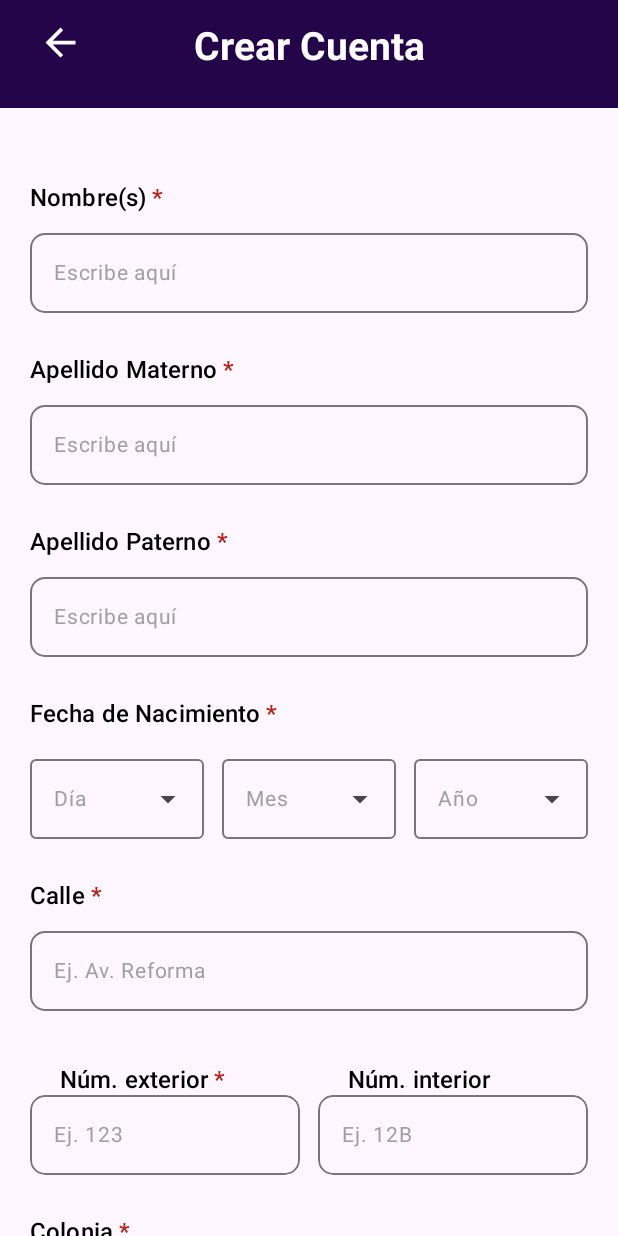
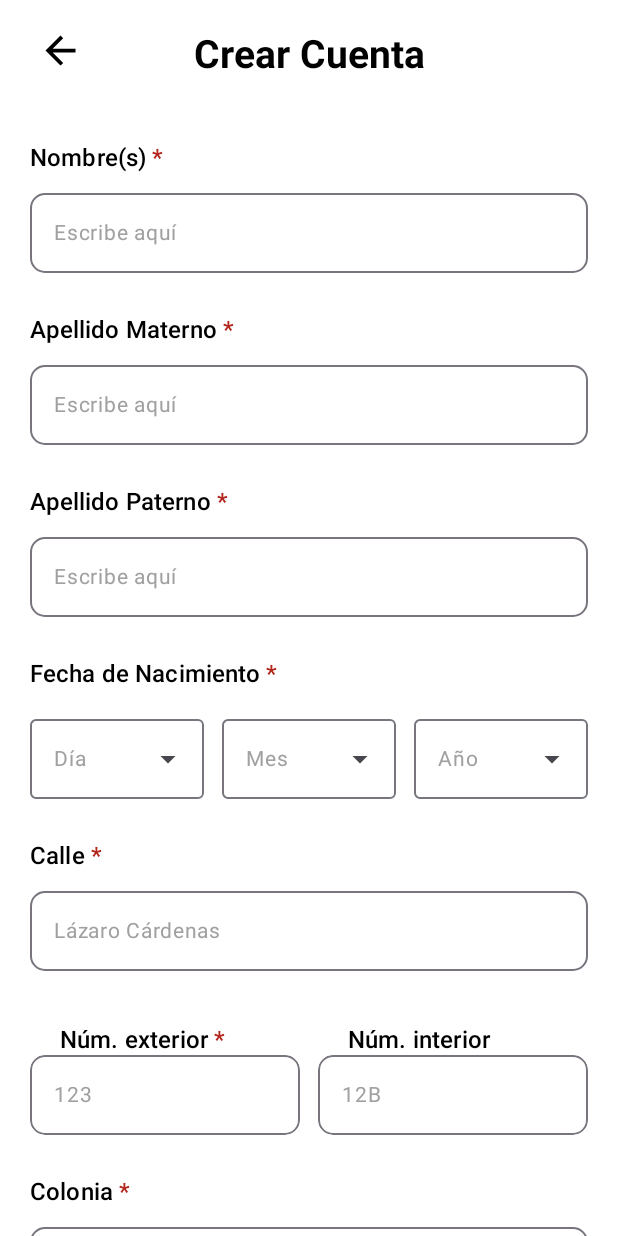
Before and after one commit to FernandaPat/BeneficioApp, an Android app built with Jetpack Compose: the @Preview function CrearCuentaPreview, on a phone screen of 412 x 824 dp. Run offline under Robolectric (Android 15) with nearby library versions, the phone set to English and light mode, and no system bars.

Commit message:
Add tarjeta selection and folio input to account creation
Introduced UI for users to indicate if they have a physical card and, if so, enter its folio number during account creation. Updated placeholder texts for address fields to more relevant examples. Improved visual styling for top bar and text elements to use a white background and black text for better contrast and consistency. Added navigation link for users who already have an account.

```diff
--- a/app/src/main/java/mx/mfpp/beneficioapp/view/Crear_Cuenta.kt
+++ b/app/src/main/java/mx/mfpp/beneficioapp/view/Crear_Cuenta.kt
@@ -1,5 +1,6 @@
 package mx.mfpp.beneficioapp.view
 
+import androidx.compose.foundation.background
 import androidx.compose.foundation.layout.Arrangement
 import androidx.compose.foundation.layout.Column
 import androidx.compose.foundation.layout.Row
@@ -8,6 +9,7 @@ import androidx.compose.foundation.layout.fillMaxWidth
 import androidx.compose.foundation.layout.height
 import androidx.compose.foundation.layout.imePadding
 import androidx.compose.foundation.layout.padding
+import androidx.compose.foundation.layout.size
 import androidx.compose.foundation.layout.width
 import androidx.compose.foundation.rememberScrollState
 import androidx.compose.foundation.shape.RoundedCornerShape
@@ -52,6 +54,12 @@ import mx.mfpp.beneficioapp.model.Direccion
 import androidx.compose.ui.text.SpanStyle
 import androidx.compose.ui.text.buildAnnotatedString
 import androidx.compose.ui.text.withStyle
+import androidx.compose.foundation.border
+import androidx.compose.foundation.clickable
+import androidx.compose.foundation.layout.Box
+import androidx.compose.foundation.layout.Spacer
+import androidx.compose.material.icons.filled.Check
+import androidx.compose.ui.text.style.TextDecoration
 
 
 @Composable
@@ -60,16 +68,19 @@ fun Crear_Cuenta(navController: NavController, modifier: Modifier = Modifier) {
     var dia by rememberSaveable { mutableStateOf<Int?>(null) }
     var direccion by remember { mutableStateOf(Direccion()) }
     var password by rememberSaveable { mutableStateOf("") }
+    var tieneTarjeta by rememberSaveable { mutableStateOf<Boolean?>(null) }
+    var folio by rememberSaveable { mutableStateOf("") }
     Scaffold(
         topBar = { ArrowTopBar(navController, "Crear Cuenta") },
     ) { paddingValues ->
         Column(
             modifier = modifier
                 .fillMaxSize()
+                .background(Color.White)
                 .verticalScroll(scrollState)
                 .imePadding()
                 .padding(paddingValues)
-                .padding(top = 30.dp)
+                .padding(top = 3.dp)
         ) {
             Etiqueta("Nombre(s)",true)
             CapturaTexto("Escribe aquí", 30)
@@ -97,6 +108,28 @@ fun Crear_Cuenta(navController: NavController, modifier: Modifier = Modifier) {
             )
             PasswordChecklist(password)
 
+            Etiqueta("¿Cuentas con una tarjeta física?", obligatorio = true)
+            Tarjeta(
+                seleccion = tieneTarjeta,
+                onSelected = { si ->
+                    tieneTarjeta = si
+                    if (!si) folio = ""
+                }
+            )
+
+            if (tieneTarjeta == true) {
+                Etiqueta("Ingresa el número de folio", obligatorio = true)
+                BeneficioOutlinedTextField(
+                    value = folio,
+                    onValueChange = { input -> folio = input.filter { it.isDigit() }.take(16) },
+                    placeholder = "1234 5678 9012 3456",
+                    keyboardOptions = KeyboardOptions(
+                        keyboardType = KeyboardType.Number,
+                        imeAction = ImeAction.Next
+                    )
+
+                )
+            }
             Column(
                 modifier = Modifier
                     .fillMaxWidth()
@@ -105,6 +138,24 @@ fun Crear_Cuenta(navController: NavController, modifier: Modifier = Modifier) {
                 verticalArrangement = Arrangement.Center
             ) {
                 BotonMorado(navController, "Crear Cuenta", Pantalla.RUTA_INICIAR_SESION)
+
+                Spacer(Modifier.height(16.dp))
+
+                Row(
+                    verticalAlignment = Alignment.CenterVertically
+                ) {
+                    Text("¿Ya tienes una cuenta? ", fontSize = 11.sp)
+
+                    Text(
+                        text = "Inicia sesión aquí",
+                        color = MaterialTheme.colorScheme.primary,
+                        textDecoration = TextDecoration.Underline,
+                        fontSize = 11.sp,
+                        modifier = Modifier.clickable {
+                            navController.navigate(Pantalla.RUTA_INICIAR_SESION)
+                        }
+                    )
+                }
             }
         }
     }
@@ -146,7 +197,7 @@ fun SeccionDireccion(
     BeneficioOutlinedTextField(
         value = calle,
         onValueChange = { input -> calle = input.take(60); notify() },
-        placeholder = "Ej. Av. Reforma",
+        placeholder = "Lázaro Cárdenas",
         keyboardOptions = KeyboardOptions(imeAction = ImeAction.Next)
     )
 
@@ -164,7 +215,7 @@ fun SeccionDireccion(
                 onValueChange = { input ->
                     numExt = input.filter { it.isLetterOrDigit() || it == '-' }.take(8); notify()
                 },
-                placeholder = { BeneficioPlaceholder("Ej. 123") },
+                placeholder = { BeneficioPlaceholder("123") },
                 singleLine = true,
                 shape = RoundedCornerShape(10.dp),
                 modifier = Modifier
@@ -181,7 +232,7 @@ fun SeccionDireccion(
                 onValueChange = { input ->
                     numInt = input.filter { it.isLetterOrDigit() || it == '-' }.take(8); notify()
                 },
-                placeholder = { BeneficioPlaceholder("Ej. 12B") },
+                placeholder = { BeneficioPlaceholder("12B") },
                 singleLine = true,
                 shape = RoundedCornerShape(10.dp),
                 modifier = Modifier
@@ -198,7 +249,7 @@ fun SeccionDireccion(
     BeneficioOutlinedTextField(
         value = colonia,
         onValueChange = { input -> colonia = input.take(60); notify() },
-        placeholder = "Ej. Centro",
+        placeholder = "Las Arboledas",
         keyboardOptions = KeyboardOptions(imeAction = ImeAction.Next)
     )
 
@@ -207,7 +258,7 @@ fun SeccionDireccion(
     BeneficioOutlinedTextField(
         value = cp,
         onValueChange = { input -> cp = input.filter { it.isDigit() }.take(5); notify() },
-        placeholder = "Ej. 01000",
+        placeholder = "52900",
         keyboardOptions = KeyboardOptions(keyboardType = KeyboardType.Number, imeAction = ImeAction.Next)
     )
 
@@ -216,7 +267,7 @@ fun SeccionDireccion(
     BeneficioOutlinedTextField(
         value = municipio,
         onValueChange = { input -> municipio = input.take(40); notify() },
-        placeholder = "Ej. Atizapán de Zaragoza",
+        placeholder = "Ciudad López Mateos",
         keyboardOptions = KeyboardOptions(imeAction = ImeAction.Next)
     )
     Etiqueta(texto = "Estado", true)
@@ -226,8 +277,69 @@ fun SeccionDireccion(
             notify()
         }
     )
+}
+@Composable
+fun Tarjeta(
+    seleccion: Boolean?,
+    onSelected: (Boolean) -> Unit,
+    modifier: Modifier = Modifier
+) {
+    Row(
+        modifier = modifier
+            .padding(start = 20.dp, end = 20.dp, top = 8.dp)
+            .fillMaxWidth(),
+        verticalAlignment = Alignment.CenterVertically
+    ) {
+        OpcionPill(text = "Sí", selected = seleccion == true) { onSelected(true) }
+        Spacer(Modifier.width(16.dp))
+        OpcionPill(text = "No", selected = seleccion == false) { onSelected(false) }
+    }
+}
 
+@Composable
+private fun OpcionPill(
+    text: String,
+    selected: Boolean,
+    onClick: () -> Unit
+) {
+    val shape = RoundedCornerShape(12.dp)
+    val bg    = if (selected) MaterialTheme.colorScheme.primary.copy(alpha = 0.12f) else Color(0xFFF5F5F5)
+    val bd    = if (selected) MaterialTheme.colorScheme.primary else Color(0xFFE0E0E0)
+
+    Row(
+        modifier = Modifier
+            .clip(shape)
+            .border(1.dp, bd, shape)
+            .background(bg)
+            .clickable(onClick = onClick)
+            .padding(horizontal = 12.dp, vertical = 8.dp),
+        verticalAlignment = Alignment.CenterVertically
+    ) {
+        Box(
+            modifier = Modifier
+                .size(18.dp)
+                .clip(RoundedCornerShape(5.dp))
+                .border(1.dp, bd, RoundedCornerShape(5.dp))
+                .background(if (selected) MaterialTheme.colorScheme.primary else Color.Transparent),
+            contentAlignment = Alignment.Center
+        ) {
+            if (selected) {
+                Icon(
+                    imageVector = Icons.Filled.Check,
+                    contentDescription = null,
+                    tint = Color.White,
+                    modifier = Modifier.size(14.dp)
+                )
+            }
+        }
+        Text(
+            text = "  $text",
+            color = Color.Black,
+            fontSize = 14.sp
+        )
+    }
 }
+
 
 @OptIn(ExperimentalMaterial3Api::class)
 @Composable
@@ -252,7 +364,7 @@ fun SeleccionarEstado(
                 trailingIcon = { ExposedDropdownMenuDefaults.TrailingIcon(expanded) },
                 modifier = Modifier
                     .beneficioInput()
-                    .height(53.dp)  // mantenemos altura uniforme
+                    .height(53.dp)
                     .menuAnchor(),
             )
 
@@ -273,11 +385,10 @@ fun SeleccionarEstado(
             }
         }
 
-        // Leyenda condicional bajo el campo (fuera del TextField para no romper la altura fija)
         if (selected == "Otro") {
             Text(
                 text = "Gracias por tu interés; sin embargo, ten en cuenta que los negocios aquí presentes son solo del municipio de Atizapán.",
-                color = Color(0xFFB00020), // rojo de aviso
+                color = Color(0xFFB00020),
                 fontSize = 12.sp,
                 modifier = Modifier
                     .padding(start = 20.dp, end = 20.dp, top = 4.dp)
@@ -488,21 +599,19 @@ fun PasswordChecklist(
     password: String,
     modifier: Modifier = Modifier
 ) {
-    // Reglas
     val hasMinLen  = remember(password) { password.length >= 8 }
     val hasUpper    = remember(password) { password.any { it.isUpperCase() } }
     val hasDigit    = remember(password) { password.any { it.isDigit() } }
     val hasSpecial  = remember(password) {
-        // incluye ¿ y ?
         val specials = Regex("""[!@#${'$'}%\^&*()_+\-=\[\]{}\\|:";'<>?,./¿¡]""")
         specials.containsMatchIn(password)
     }
-    val okColor   = Color(0xFF2E7D32) // verde
-    val idleColor = Color(0xFF9E9E9E) // gris
+    val okColor   = Color(0xFF2E7D32)
+    val idleColor = Color(0xFF9E9E9E)
 
     Column(
         modifier = modifier
-            .padding(start = 20.dp, end = 20.dp) // mismo margen horizontal que tus inputs
+            .padding(start = 20.dp, end = 20.dp)
             .padding(top = 4.dp)
     ) {
         ChecklistRow(texto = "Al menos 8 caracteres", activo = hasMinLen, okColor = okColor, idleColor = idleColor)
@@ -574,18 +683,6 @@ fun CapturaTexto(
     )
 }
 
-//@Composable
-//fun Etiqueta(texto: String, modifier: Modifier = Modifier) {
-//    Text(
-//        text = texto,
-//        style = MaterialTheme.typography.labelLarge.copy(
-//            color = Color.Black,
-//            fontSize = 16.sp,
-//            lineHeight = 20.sp
-//        ),
-//        modifier = modifier.padding(start = 20.dp, top = 20.dp, end = 16.dp)
-//    )
-//}
 
 
 
--- a/app/src/main/java/mx/mfpp/beneficioapp/view/ElementosUI.kt
+++ b/app/src/main/java/mx/mfpp/beneficioapp/view/ElementosUI.kt
@@ -155,17 +155,16 @@ fun ArrowTopBar(
     val (modifierAnimado, colorAnimado) = crearAnimacionIconosBotones(
         interactionSource = interactionSource,
         colorNormal = Color.White,
-        //colorActivado = Color(0xFFFF2291),
         escalaActivado = 1.3f
     )
 
     Box(
         modifier = modifier
             .fillMaxWidth()
-            .background(Color(0xFF230448))
-            .statusBarsPadding()        // evita superponerse con la barra de estado/notch
+            .statusBarsPadding()
+            .background(Color.White)
             .height(barHeight)
-            .padding(bottom = 16.dp)    // tu padding inferior original
+            .padding(bottom = 5.dp)
     ) {
         // Flecha atrás
         IconButton(
@@ -181,7 +180,7 @@ fun ArrowTopBar(
                 modifier = Modifier
                     .size(30.dp)
                     .then(modifierAnimado),
-                tint = colorAnimado
+                tint = Color.Black
             )
         }
 
@@ -209,7 +208,7 @@ fun TextoMedioGrande(
             fontWeight = FontWeight.Bold,
             fontSize = 26.sp
         ),
-        color = Color.White
+        color = Color.Black
     )
 }
 
```
